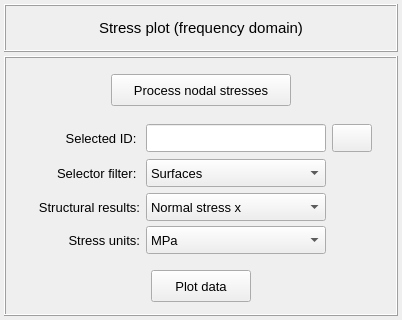
Above: vibra/interface/data/ui_files/plots/structural/structural_stress_2d_plot_frequency_inputs.ui from MOPT-UFSC/VIBRA before the change. Below: the same form after it.
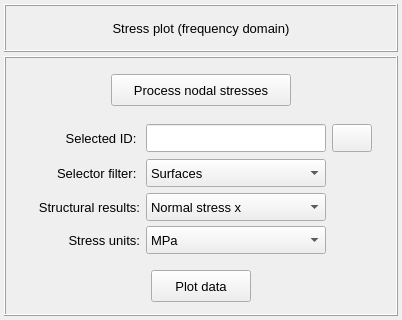
That is the form after the change. Icons and pictures are not drawn.

Diff of the .ui file:
```diff
--- a/vibra/interface/data/ui_files/plots/structural/structural_stress_2d_plot_frequency_inputs.ui
+++ b/vibra/interface/data/ui_files/plots/structural/structural_stress_2d_plot_frequency_inputs.ui
@@ -96,8 +96,8 @@
         </property>
         <property name="font">
          <font>
-          <family>MS Shell Dlg 2</family>
-          <pointsize>11</pointsize>
+          <family>Segoe UI</family>
+          <pointsize>10</pointsize>
           <italic>false</italic>
           <bold>false</bold>
          </font>
```
